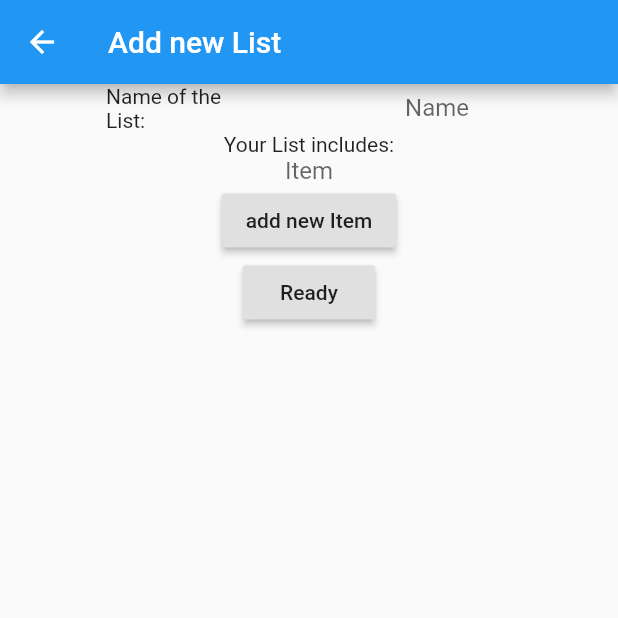
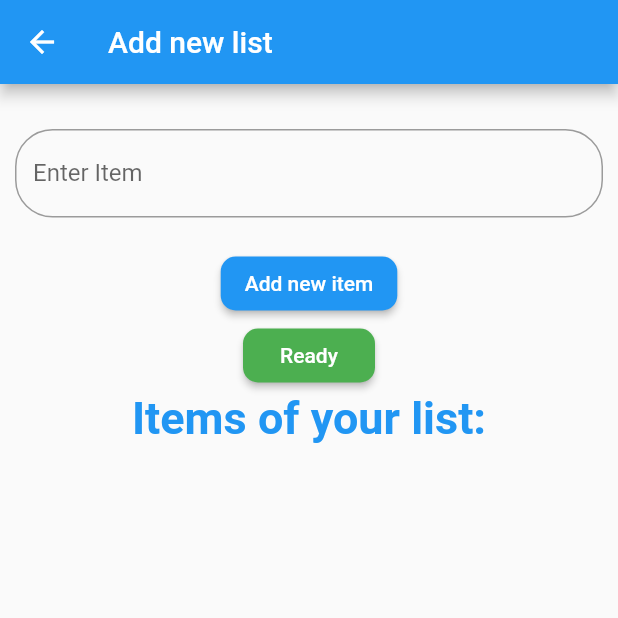
Before and after one commit to OstapFilipenko/Randomiser, a Flutter app: the AddNewList screen opened directly, on a phone screen of 412 x 824 dp, the top half of it. Run offline on Flutter 3.47's test engine with Material 2 defaults, Android fonts, the phone set to English and light mode, and no system bars; our stand-ins replace sqflite, webview_flutter; missing offline and left inert: iso_countries; accounts and stored records are empty.

Commit message:
improved the add new Item page

```diff
--- a/lib/Pages/AddNewList.dart
+++ b/lib/Pages/AddNewList.dart
@@ -3,19 +3,22 @@ import 'package:randomiser/Models/List_Of_Items.dart';
 import 'package:randomiser/TheDB.dart';
 
 class AddNewList extends StatefulWidget {
+  final String listname;
+
+  const AddNewList({Key key, this.listname});
+
   @override
   _AddNewList createState() => _AddNewList();
 }
+
 class _AddNewList extends State<AddNewList> {
   final _newObj = new TextEditingController();
-  final _nameOfList = new TextEditingController();
   List<List_Of_Items> _list = new List();
   final theDb = TheDB.instance;
 
   @override
-  void dispose(){
+  void dispose() {
     _newObj.dispose();
-    _nameOfList.dispose();
     super.dispose();
   }
 
@@ -23,89 +26,89 @@ class _AddNewList extends State<AddNewList> {
   Widget build(BuildContext context) {
     return Scaffold(
         appBar: AppBar(
-        title: Text("Add new List"),
+          title: Text("Add new list"),
         ),
         body: new Container(
           child: new Column(
-          mainAxisSize: MainAxisSize.min,
-          children: <Widget>[
-            new Row(
-              mainAxisAlignment: MainAxisAlignment.spaceEvenly,
             children: <Widget>[
               new Container(
-                  width: 100,
-                  child: new Text(
-                    "Name of the List: "
+                margin: new EdgeInsets.fromLTRB(10.0, 30.0, 10.0, 20.0),
+                child: new TextFormField(
+                  validator: (value) {
+                    if (value.isEmpty) {
+                      return 'Please enter some text!';
+                    }
+                    return null;
+                  },
+                  controller: _newObj,
+                  decoration: new InputDecoration(
+                    labelText: "Enter Item",
+                    fillColor: Colors.white,
+                    border: new OutlineInputBorder(
+                      borderRadius: new BorderRadius.circular(25.0),
+                      borderSide: new BorderSide(),
                     ),
                   ),
-                new Container(
-                  width: 100,
-                  child: new TextField(
-                    controller: _nameOfList,
-                    decoration: new InputDecoration.collapsed(
-                      hintText: "Name"
                 ),
-                  textAlign: TextAlign.center,
-                  )
-                )
-
-              ],
-            ),
-            new Text("Your List includes:"),
-            new TextField(
-              controller: _newObj,
-              decoration: new InputDecoration.collapsed(
-                hintText: "Item"
-              ),
-              textAlign: TextAlign.center,
               ),
               new RaisedButton(
-              child: new Text("add new Item"),
-              onPressed: (){
-                _insert(_nameOfList.text, _newObj.text);
-                _list.add(new List_Of_Items(item: _newObj.text, name: _nameOfList.text));
+                  color: Colors.blue,
+                  textColor: Colors.white,
+                  shape: RoundedRectangleBorder(
+                    borderRadius: BorderRadius.circular(10),
+                  ),
+                  child: new Text("Add new item"),
+                  onPressed: () {
+                    _insert(widget.listname, _newObj.text);
+                    _list.add(new List_Of_Items(
+                        item: _newObj.text, name: widget.listname));
                     _newObj.clear();
-                setState(() { });
-              }
+                    setState(() {});
+                  }),
+              new RaisedButton(
+                color: Colors.green,
+                textColor: Colors.white,
+                shape: RoundedRectangleBorder(
+                  borderRadius: BorderRadius.circular(10),
                 ),
-            new RaisedButton(
                 child: new Text("Ready"),
-              onPressed: (){
-                //_query();
+                onPressed: () {
                   Navigator.pop(context);
                 },
-
+              ),
+              new Text(
+                "Items of your list:",
+                style: new TextStyle(
+                    fontSize: 30.0,
+                    fontWeight: FontWeight.bold,
+                    color: Colors.blue),
               ),
               new Expanded(
                   child: new ListView.builder(
                       itemCount: _list.length,
-                itemBuilder: (BuildContext context, int index){
-                  final item  = _list[index];
+                      itemBuilder: (BuildContext context, int index) {
+                        final item = _list[index];
                         return Dismissible(
                           key: Key(item.getItem()),
-                    onDismissed: (direction){
+                          onDismissed: (direction) {
                             _deleteItem(item.getItem(), item.getName());
                             setState(() {
                               _list.removeAt(index);
                             });
-                      Scaffold.of(context).showSnackBar(SnackBar(content: Text("$item deleted"),));
+                            Scaffold.of(context).showSnackBar(SnackBar(
+                              content: Text(item.getItem() + " deleted"),
+                            ));
                           },
-                    background: Container(color:Colors.red),
+                          background: Container(color: Colors.red),
                           child: ListTile(
                             title: new Text(item.getItem()),
-                      subtitle: new Text("Liste: " + item.getName() + " | ID: " + item.getID().toString()),
                           ),
                         );
-                }
-              )
-            )
-
+                      }))
             ],
           ),
-      )
-    );
+        ));
   }
-
 
   void _insert(String clName, String item) async {
     Map<String, dynamic> row = {
@@ -114,12 +117,7 @@ class _AddNewList extends State<AddNewList> {
     };
     final id = await theDb.insert(row);
     print('inserted row id: $id');
-  }
-
-  void _query() async {
-    final allRows = await theDb.queryAllRows();
-    print('query all rows:');
-    allRows.forEach((row) => print(row.toString()));
+    setState(() {});
   }
 
   void _deleteItem(String itemName, String listName) async {
```
Also changed, not shown: lib/Pages/ListsGen.dart (+48 -4 lines). Lines whose indentation alone changed are shown as unchanged.
